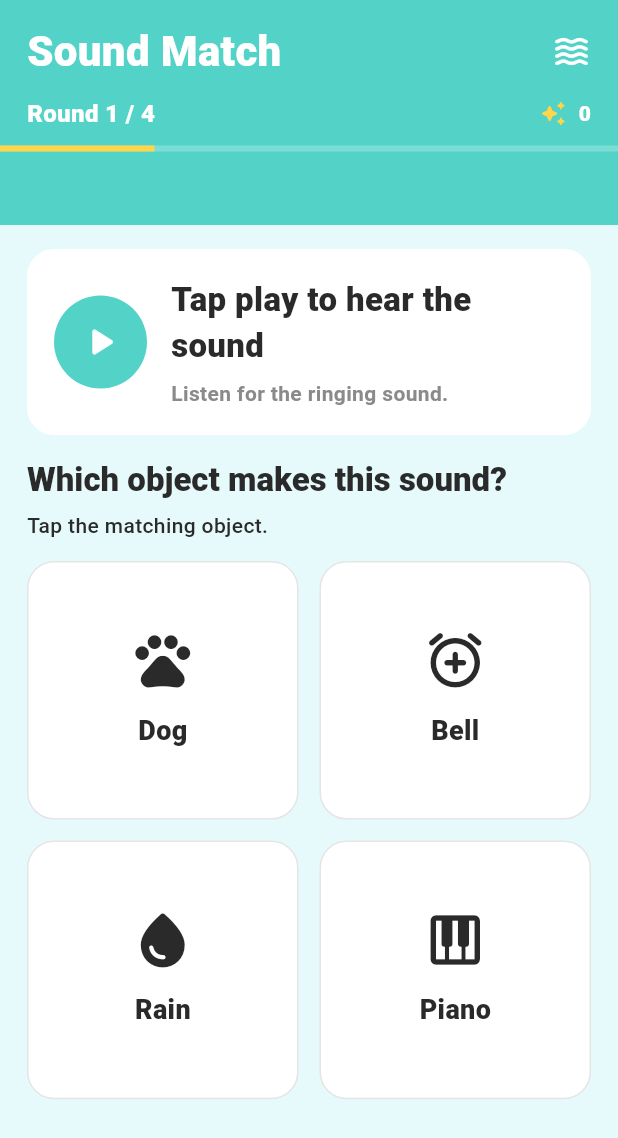
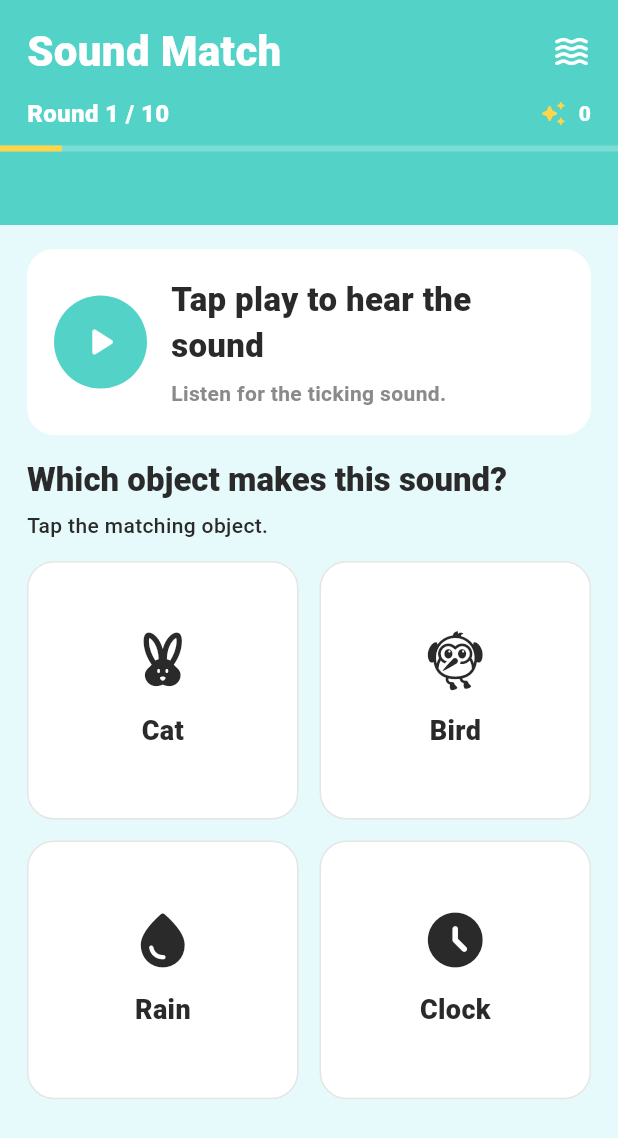
Before and after one commit to hurshh/DR, a Flutter app: the SoundMatchRound2Screen screen opened by its route, on a phone screen of 412 x 824 dp. Shown: the top 1138 px of the screen. Run offline on Flutter 3.47's test engine with Material 3 defaults, Android fonts, the light colour scheme and no system bars; our stand-ins replace audioplayers; Roboto replaces fonts that are missing (system-ui).

Commit message:
Add more sound questions. Randomized options in question  and randomized question order

```diff
--- a/five_senses_app/lib/screens/sound_match_round_2_screen.dart
+++ b/five_senses_app/lib/screens/sound_match_round_2_screen.dart
@@ -1,3 +1,5 @@
+import 'dart:math';
+
 import 'package:audioplayers/audioplayers.dart';
 import 'package:flutter/material.dart';
 
@@ -16,54 +18,75 @@ class _SoundMatchRound2ScreenState extends State<SoundMatchRound2Screen> {
   static const Color _errorColor = Color(0xFFFF6B6B);
 
   final AudioPlayer _audioPlayer = AudioPlayer();
+  final Random _random = Random();
   int _roundIndex = 0;
   int _score = 0;
   String? _selectedAnswer;
+  late final List<_SoundQuestion> _questions;
 
-  final List<_SoundQuestion> _questions = const [
-    _SoundQuestion(
+  static const List<_SoundOption> _answerPool = [
+    _SoundOption(label: 'Dog', icon: Icons.pets_rounded),
+    _SoundOption(label: 'Bell', icon: Icons.add_alarm_rounded),
+    _SoundOption(label: 'Rain', icon: Icons.water_drop_rounded),
+    _SoundOption(label: 'Piano', icon: Icons.piano_rounded),
+    _SoundOption(label: 'Cat', icon: Icons.cruelty_free_rounded),
+    _SoundOption(label: 'Clock', icon: Icons.access_time_filled_rounded),
+    _SoundOption(label: 'Train', icon: Icons.train_rounded),
+    _SoundOption(label: 'Bird', icon: Icons.flutter_dash_rounded),
+    _SoundOption(label: 'Drum', icon: Icons.album_rounded),
+    _SoundOption(label: 'Phone', icon: Icons.phone_android_rounded),
+  ];
+
+  static const List<_SoundItem> _soundItems = [
+    _SoundItem(
       answer: 'Bell',
       assetPath: 'sounds/bell.mp3',
       prompt: 'Listen for the ringing sound.',
-      options: [
-        _SoundOption(label: 'Dog', icon: Icons.pets_rounded),
-        _SoundOption(label: 'Bell', icon: Icons.add_alarm_rounded),
-        _SoundOption(label: 'Rain', icon: Icons.water_drop_rounded),
-        _SoundOption(label: 'Piano', icon: Icons.piano_rounded),
-      ],
     ),
-    _SoundQuestion(
+    _SoundItem(
       answer: 'Dog',
       assetPath: 'sounds/dog.mp3',
       prompt: 'Listen for the animal sound.',
-      options: [
-        _SoundOption(label: 'Dog', icon: Icons.pets_rounded),
-        _SoundOption(label: 'Bell', icon: Icons.add_alarm_rounded),
-        _SoundOption(label: 'Rain', icon: Icons.water_drop_rounded),
-        _SoundOption(label: 'Piano', icon: Icons.piano_rounded),
-      ],
     ),
-    _SoundQuestion(
+    _SoundItem(
       answer: 'Rain',
       assetPath: 'sounds/rain.mp3',
       prompt: 'Listen for the weather sound.',
-      options: [
-        _SoundOption(label: 'Dog', icon: Icons.pets_rounded),
-        _SoundOption(label: 'Bell', icon: Icons.add_alarm_rounded),
-        _SoundOption(label: 'Rain', icon: Icons.water_drop_rounded),
-        _SoundOption(label: 'Piano', icon: Icons.piano_rounded),
-      ],
     ),
-    _SoundQuestion(
+    _SoundItem(
       answer: 'Piano',
       assetPath: 'sounds/piano.mp3',
       prompt: 'Listen for the music sound.',
-      options: [
-        _SoundOption(label: 'Dog', icon: Icons.pets_rounded),
-        _SoundOption(label: 'Bell', icon: Icons.add_alarm_rounded),
-        _SoundOption(label: 'Rain', icon: Icons.water_drop_rounded),
-        _SoundOption(label: 'Piano', icon: Icons.piano_rounded),
-      ],
+    ),
+    _SoundItem(
+      answer: 'Cat',
+      assetPath: 'sounds/cat.mp3',
+      prompt: 'Listen for the soft animal sound.',
+    ),
+    _SoundItem(
+      answer: 'Clock',
+      assetPath: 'sounds/clock.mp3',
+      prompt: 'Listen for the ticking sound.',
+    ),
+    _SoundItem(
+      answer: 'Train',
+      assetPath: 'sounds/train-modified.mp3',
+      prompt: 'Listen for the moving vehicle sound.',
+    ),
+    _SoundItem(
+      answer: 'Bird',
+      assetPath: 'sounds/bird.mp3',
+      prompt: 'Listen for the chirping sound.',
+    ),
+    _SoundItem(
+      answer: 'Drum',
+      assetPath: 'sounds/drum.mp3',
+      prompt: 'Listen for the beat.',
+    ),
+    _SoundItem(
+      answer: 'Phone',
+      assetPath: 'sounds/phone.mp3',
+      prompt: 'Listen for the ringing device.',
     ),
   ];
 
@@ -72,9 +95,40 @@ class _SoundMatchRound2ScreenState extends State<SoundMatchRound2Screen> {
   bool get _isCorrect => _selectedAnswer == _currentQuestion.answer;
 
   @override
+  void initState() {
+    super.initState();
+    _questions = _buildQuestions();
+  }
+
+  @override
   void dispose() {
     _audioPlayer.dispose();
     super.dispose();
+  }
+
+  List<_SoundQuestion> _buildQuestions() {
+    final shuffledItems = List<_SoundItem>.of(_soundItems)..shuffle(_random);
+
+    return [
+      for (final item in shuffledItems)
+        _SoundQuestion(
+          answer: item.answer,
+          assetPath: item.assetPath,
+          prompt: item.prompt,
+          options: _buildOptionsFor(item.answer),
+        ),
+    ];
+  }
+
+  List<_SoundOption> _buildOptionsFor(String answer) {
+    final correctOption = _answerPool.firstWhere(
+      (option) => option.label == answer,
+    );
+    final distractors =
+        _answerPool.where((option) => option.label != answer).toList()
+          ..shuffle(_random);
+
+    return [correctOption, ...distractors.take(3)]..shuffle(_random);
   }
 
   Future<void> _playCurrentSound() async {
@@ -509,6 +563,18 @@ class _SoundQuestion {
   });
 }
 
+class _SoundItem {
+  final String answer;
+  final String assetPath;
+  final String prompt;
+
+  const _SoundItem({
+    required this.answer,
+    required this.assetPath,
+    required this.prompt,
+  });
+}
+
 class _SoundOption {
   final String label;
   final IconData icon;
```
Also changed, not shown: 7 other files.
